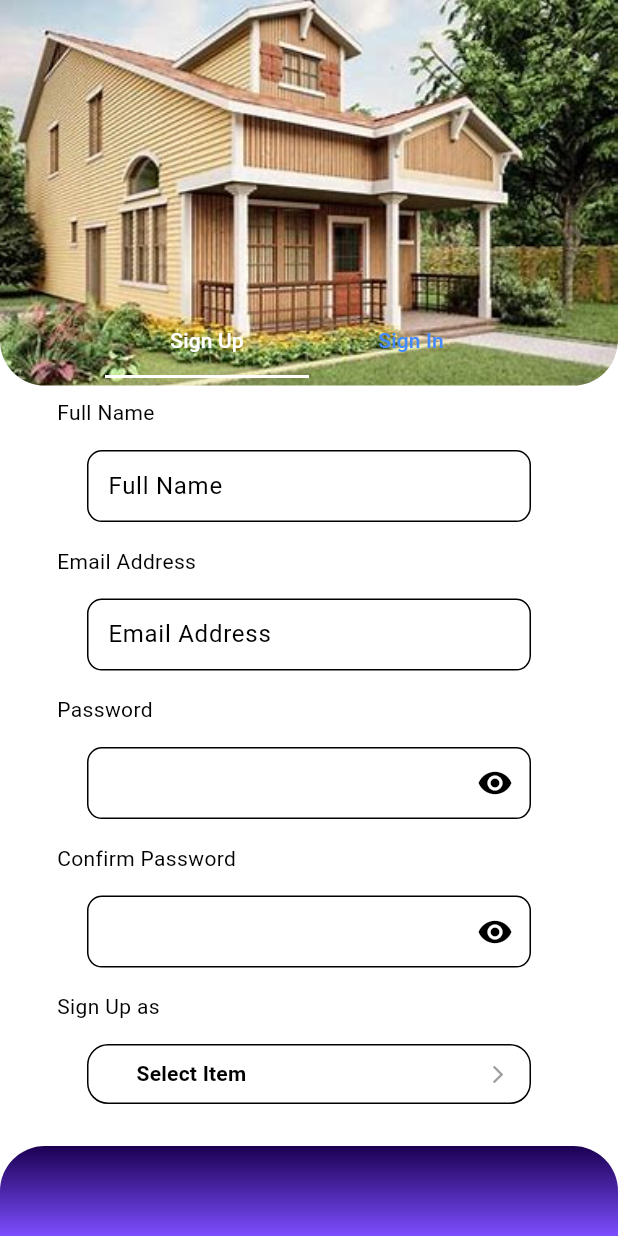
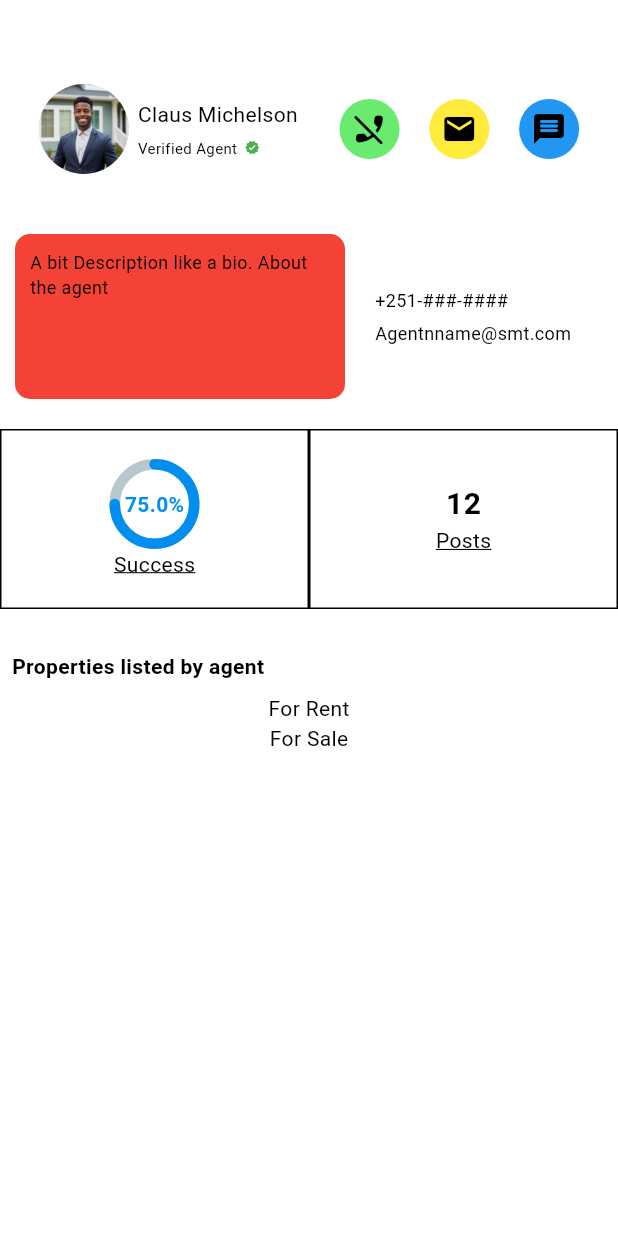
Before and after one commit to samiyamohammed/realestate, a Flutter app: the screen it shows after launch, on a phone screen of 412 x 824 dp. Run offline on Flutter 3.47's test engine with Material 3 defaults, Android fonts, the phone set to English and light mode, and no system bars; drawn by our look-alikes of dropdown_button2, percent_indicator; our stand-ins replace bloc, curved_navigation_bar, flutter_bloc, google_fonts, lucide_icons.

Commit message:
agent page commit

```diff
--- a/lib/main.dart
+++ b/lib/main.dart
@@ -3,11 +3,13 @@ import 'package:flutter_bloc/flutter_bloc.dart';
 import 'package:real_estate_marketplace/bloc/favorite_bloc/favorite_bloc.dart';
 import 'package:real_estate_marketplace/bloc/theme_bloc/theme_bloc.dart';
 import 'package:real_estate_marketplace/pages/account_page/account_page.dart';
+import 'package:real_estate_marketplace/pages/agent_page.dart';
 // ignore: unused_import
 import 'package:real_estate_marketplace/pages/favorites_page.dart';
 import 'package:real_estate_marketplace/pages/home_page.dart';
 // ignore: unused_import
 import 'package:real_estate_marketplace/pages/notification_page.dart';
+import 'package:real_estate_marketplace/pages/roi_calculator_page.dart';
 
 void main() {
   runApp(MyApp());
@@ -26,7 +28,7 @@ class MyApp extends StatelessWidget {
           return MaterialApp(
             debugShowCheckedModeBanner: false,
             theme: themeState.themeData,
-            home: const AccountPage(),
+            home: const AgentPage(),
           );
         },
       ),
--- /dev/null
+++ b/lib/pages/agent_page.dart
@@ -0,0 +1,236 @@
+import 'package:flutter/material.dart';
+import 'package:percent_indicator/percent_indicator.dart';
+
+class AgentPage extends StatelessWidget {
+  const AgentPage({super.key});
+
+  @override
+  Widget build(BuildContext context) {
+    return Scaffold(
+      appBar: AppBar(),
+      body: Container(
+        // padding: EdgeInsets.all(10),
+        child: Column(
+          children: [
+            Padding(
+              padding: const EdgeInsets.symmetric(horizontal: 20.0),
+              child: Row(
+                mainAxisAlignment: MainAxisAlignment.spaceEvenly,
+                children: [
+                  // Circular image
+                  const CircleAvatar(
+                    radius: 30, // Adjust the size of the image
+                    backgroundImage: AssetImage(
+                        'assets/images/agent.jpg'), // Replace with your image path
+                  ),
+                  const Column(
+                    crossAxisAlignment: CrossAxisAlignment.start,
+                    children: [
+                      Text('Claus Michelson'),
+                      SizedBox(
+                        height: 5,
+                      ),
+                      Row(
+                        children: [
+                          Text(
+                            'Verified Agent',
+                            style: TextStyle(fontSize: 10),
+                          ),
+                          SizedBox(
+                            width: 5,
+                          ),
+                          Icon(
+                            Icons.verified,
+                            size: 10,
+                            color: Colors.green,
+                          )
+                        ],
+                      ),
+                    ],
+                  ),
+
+                  const SizedBox(width: 16), // Space between text and buttons
+                  CircularIconButton(
+                      color: const Color.fromARGB(255, 106, 234, 111),
+                      icon: Icons.phone_disabled_rounded,
+                      onPressed: () {}),
+                  const SizedBox(width: 8), // Space between buttons
+                  CircularIconButton(
+                      color: Colors.yellow,
+                      icon: Icons.email,
+                      onPressed: () {}),
+                  const SizedBox(width: 8), // Space between buttons
+                  CircularIconButton(
+                      color: Colors.blue,
+                      icon: Icons.message_rounded,
+                      onPressed: () {}),
+                ],
+              ),
+            ),
+            const SizedBox(
+              height: 20,
+            ),
+            Padding(
+              padding: const EdgeInsets.symmetric(horizontal: 10, vertical: 20),
+              child: Row(
+                children: [
+                  Container(
+                    padding: const EdgeInsets.all(10),
+                    height: 110,
+                    width: 220,
+                    decoration: BoxDecoration(
+                      borderRadius: BorderRadius.circular(10),
+                      color: Colors.red,
+                    ),
+                    child: const Text(
+                      'A bit Description like a bio. About the agent',
+                      style: TextStyle(fontSize: 12),
+                    ),
+                  ),
+                  const SizedBox(
+                    width: 20,
+                  ),
+                  const Column(
+                    crossAxisAlignment: CrossAxisAlignment.start,
+                    children: [
+                      Text(
+                        '+251-###-####',
+                        style: TextStyle(fontSize: 12),
+                      ),
+                      SizedBox(
+                        height: 5,
+                      ),
+                      Text(
+                        'Agentnname@smt.com',
+                        style: TextStyle(fontSize: 12),
+                      ),
+                    ],
+                  )
+                ],
+              ),
+            ),
+            Row(
+              // mainAxisAlignment: MainAxisAlignment.spaceEvenly,
+              children: [
+                Expanded(
+                  child: Container(
+                    height: 120,
+                    width: 200,
+                    decoration: BoxDecoration(
+                      borderRadius: BorderRadius.circular(00),
+                      border: Border.all(color: Colors.black, width: 1),
+                      color: Colors.white,
+                    ),
+                    child: Column(
+                      mainAxisAlignment: MainAxisAlignment.center,
+                      children: [
+                        Padding(
+                          padding: const EdgeInsets.all(0.0),
+                          child: CircularPercentIndicator(
+                            radius: 30.0,
+                            lineWidth: 7.0,
+                            animation: true,
+                            percent: 0.75,
+                            center: Text(
+                              "75.0%",
+                              style: TextStyle(
+                                  fontWeight: FontWeight.bold,
+                                  fontSize: 14.0,
+                                  color: Color.fromARGB(255, 0, 143, 238)),
+                            ),
+                            // footer: const Text(
+                            //   'Success',
+                            //   style:
+                            //       TextStyle(decoration: TextDecoration.underline),
+                            // ),
+                            circularStrokeCap: CircularStrokeCap.round,
+                            progressColor: Color.fromARGB(255, 0, 143, 238),
+                          ),
+                        ),
+                        const Text(
+                          'Success',
+                          style:
+                              TextStyle(decoration: TextDecoration.underline),
+                        ),
+                      ],
+                    ),
+                  ),
+                ),
+                Expanded(
+                  child: Container(
+                    height: 120,
+                    width: 200,
+                    decoration: BoxDecoration(
+                      borderRadius: BorderRadius.circular(00),
+                      border: Border.all(color: Colors.black, width: 1),
+                      color: Colors.white,
+                    ),
+                    child: const Column(
+                      mainAxisAlignment: MainAxisAlignment.center,
+                      children: [
+                        Text(
+                          '12',
+                          style: TextStyle(
+                              fontWeight: FontWeight.bold, fontSize: 20),
+                        ),
+                        Text(
+                          'Posts',
+                          style:
+                              TextStyle(decoration: TextDecoration.underline),
+                        ),
+                      ],
+                    ),
+                  ),
+                ),
+              ],
+            ),
+            SizedBox(
+              height: 20,
+            ),
+            Align(
+              alignment: Alignment.centerLeft,
+              child: Padding(
+                padding: const EdgeInsets.all(8.0),
+                child: Text(
+                  'Properties listed by agent',
+                  style: TextStyle(fontWeight: FontWeight.bold),
+                ),
+              ),
+            ),
+            Text('For Rent'),
+            Text('For Sale'),
+          ],
+        ),
+      ),
+    );
+  }
+}
+
+class CircularIconButton extends StatelessWidget {
+  final IconData icon;
+  final VoidCallback onPressed;
+  final Color color;
+
+  CircularIconButton(
+      {required this.color, required this.icon, required this.onPressed});
+
+  @override
+  Widget build(BuildContext context) {
+    return Container(
+      width: 40, // Adjust the size of the circular button
+      height: 40,
+      decoration: BoxDecoration(
+        shape: BoxShape.circle,
+        color: color, // Background color of the button
+      ),
+      child: IconButton(
+        icon: Icon(
+          icon,
+          color: Colors.black,
+          // size: 30,
+        ), // Icon color
+        onPressed: onPressed,
+      ),
+    );
+  }
+}
--- a/pubspec.yaml
+++ b/pubspec.yaml
@@ -40,6 +40,7 @@ dependencies:
   equatable: ^2.0.5
   lucide_icons: ^0.257.0
   dropdown_button2: ^2.3.9
+  percent_indicator: ^4.2.3
 
 dev_dependencies:
   flutter_test:
```
Also changed, not shown: lib/pages/roi_calculator_page.dart (added, +318 -0 lines), assets/images/agent.jpg (added), pubspec.lock.
